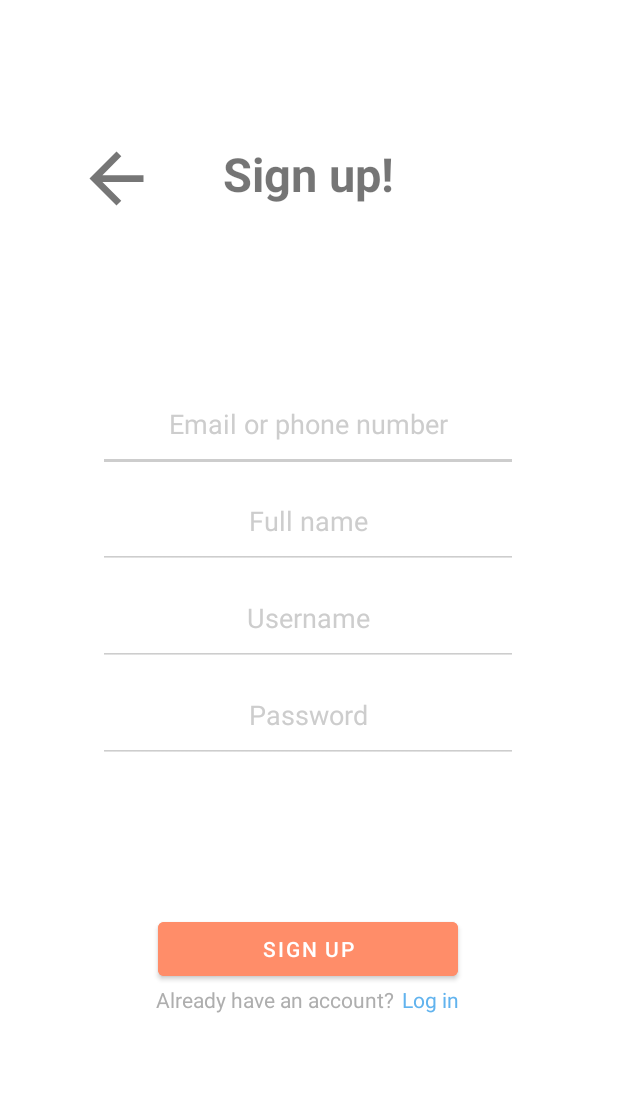
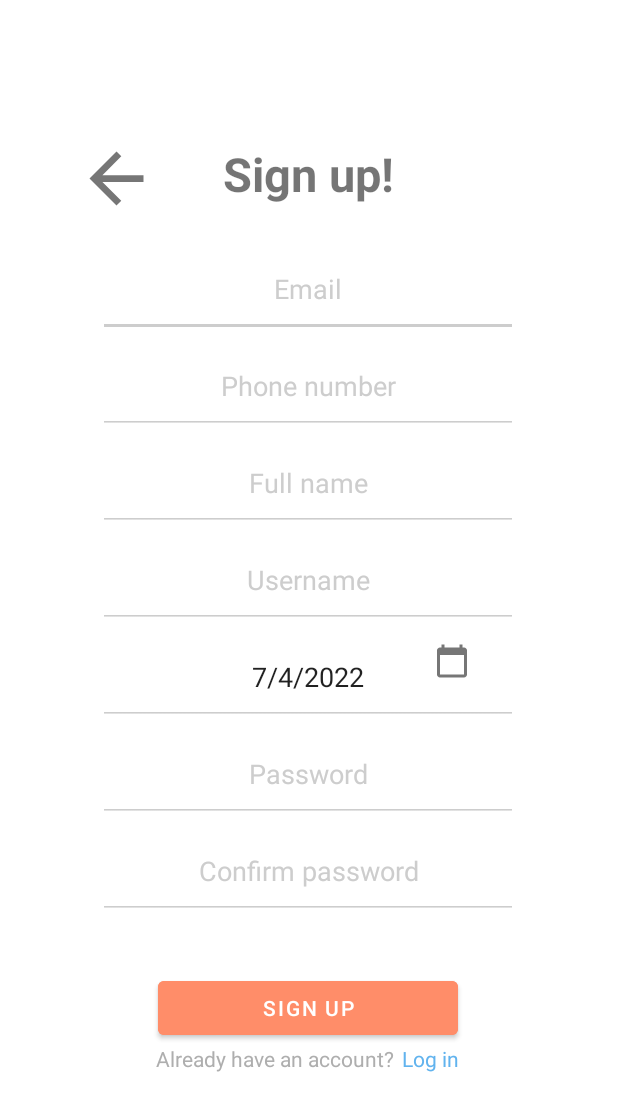
Before and after one commit to kevinDomingues/SecondHome, an Android app: the Register screen opened directly, with no data from a screen before it, on a phone screen of 412 x 824 dp. Shown: the top 1111 px of the screen. Run offline under Robolectric (Android 15) with nearby library versions, the phone set to English and light mode, and no system bars.

Commit message:
Network configuration, SignUp operational

```diff
--- a/app/src/main/AndroidManifest.xml
+++ b/app/src/main/AndroidManifest.xml
@@ -1,11 +1,13 @@
 <?xml version="1.0" encoding="utf-8"?>
 <manifest xmlns:android="http://schemas.android.com/apk/res/android"
     package="ipvc.estg.secondhome">
+    <uses-permission android:name="android.permission.INTERNET" />
 
     <application
         android:allowBackup="true"
         android:icon="@mipmap/ic_launcher"
         android:label="@string/app_name"
+        android:networkSecurityConfig="@xml/network_security_config"
         android:roundIcon="@mipmap/ic_launcher_round"
         android:supportsRtl="true"
         android:theme="@style/Theme.SecondHome">
--- a/app/src/main/java/ipvc/estg/secondhome/Login.kt
+++ b/app/src/main/java/ipvc/estg/secondhome/Login.kt
@@ -11,8 +11,8 @@ class Login : AppCompatActivity() {
         super.onCreate(savedInstanceState)
         setContentView(R.layout.activity_login)
 
-        var backButton = findViewById<ImageView>(R.id.backArrow)
-        var registerButton = findViewById<TextView>(R.id.registerBlue)
+        val backButton = findViewById<ImageView>(R.id.backArrow)
+        val registerButton = findViewById<TextView>(R.id.registerBlue)
 
         backButton.setOnClickListener{
             val intent = Intent(this, MainActivity::class.java)
--- a/app/src/main/java/ipvc/estg/secondhome/MainActivity.kt
+++ b/app/src/main/java/ipvc/estg/secondhome/MainActivity.kt
@@ -10,7 +10,7 @@ class MainActivity : AppCompatActivity() {
         super.onCreate(savedInstanceState)
         setContentView(R.layout.activity_main)
 
-        var startButton = findViewById<Button>(R.id.startButton)
+        val startButton = findViewById<Button>(R.id.startButton)
 
         startButton.setOnClickListener{
             val intent = Intent(this, Login::class.java)
--- a/app/src/main/java/ipvc/estg/secondhome/Register.kt
+++ b/app/src/main/java/ipvc/estg/secondhome/Register.kt
@@ -1,19 +1,42 @@
 package ipvc.estg.secondhome
 
+import android.app.DatePickerDialog
 import android.content.Intent
 import androidx.appcompat.app.AppCompatActivity
 import android.os.Bundle
-import android.widget.Button
-import android.widget.ImageView
-import android.widget.TextView
+import android.widget.*
+import ipvc.estg.secondhome.api.EndPoints
+import ipvc.estg.secondhome.api.ServiceBuilder
+import ipvc.estg.secondhome.models.DefaultResponse
+import retrofit2.Call
+import retrofit2.Callback
+import retrofit2.Response
+import java.text.SimpleDateFormat
+import java.util.*
 
 class Register : AppCompatActivity() {
     override fun onCreate(savedInstanceState: Bundle?) {
         super.onCreate(savedInstanceState)
         setContentView(R.layout.activity_register)
 
-        var backButton = findViewById<Button>(R.id.backArrowRegister)
-        var loginButton = findViewById<TextView>(R.id.loginBlue)
+        val backButton = findViewById<Button>(R.id.backArrowRegister)
+        val loginButton = findViewById<TextView>(R.id.loginBlue)
+        val birthDayText = findViewById<EditText>(R.id.birthdayDate)
+        val birthDayButton = findViewById<Button>(R.id.birthdayButton)
+        val signUpButton = findViewById<Button>(R.id.btnSignUp)
+
+        val editEmail = findViewById<EditText>(R.id.email_input)
+        val editPhoneNumber = findViewById<EditText>(R.id.tlm_input)
+        val editName = findViewById<EditText>(R.id.name_input)
+        val editUsername = findViewById<EditText>(R.id.user_input)
+        val editPassword = findViewById<EditText>(R.id.pass_input)
+        val editPassword2 = findViewById<EditText>(R.id.pass_input2)
+
+        val c = Calendar.getInstance()
+        val year = c.get(Calendar.YEAR)
+        val month = c.get(Calendar.MONTH)
+        val day = c.get(Calendar.DAY_OF_MONTH)
+        birthDayText.setText(""+day+"/"+month+"/"+year)
 
         backButton.setOnClickListener{
             val intent = Intent(this, Login::class.java)
@@ -24,5 +47,91 @@ class Register : AppCompatActivity() {
             val intent = Intent(this, Login::class.java)
             startActivity(intent)
         }
+
+        birthDayButton.setOnClickListener{
+            val dpd = DatePickerDialog(this, DatePickerDialog.OnDateSetListener {view, mYear, mMonth, mDay ->
+                birthDayText.setText(""+mDay+"/"+mMonth+"/"+mYear)
+            }, year, month, day)
+            dpd.show()
+        }
+
+        signUpButton.setOnClickListener {
+            val email = editEmail.text.toString().trim()
+            val phoneNumber = editPhoneNumber.text.toString().trim()
+            val name = editName.text.toString().trim()
+            val username = editUsername.text.toString().trim()
+            val birthdayDate = birthDayText.text.toString().trim()
+            val password = editPassword.text.toString().trim()
+            val password2 = editPassword2.text.toString().trim()
+
+            if(email.isEmpty()){
+                editEmail.error = getString(R.string.errorEmailEmpty)
+                editEmail.requestFocus()
+                return@setOnClickListener
+            }
+
+            if(phoneNumber.isEmpty()){
+                editPhoneNumber.error = getString(R.string.errorPhoneNumberEmpty)
+                editPhoneNumber.requestFocus()
+                return@setOnClickListener
+            }
+
+            if(name.isEmpty()){
+                editName.error = getString(R.string.errorFullNameEmpty)
+                editName.requestFocus()
+                return@setOnClickListener
+            }
+
+            if(username.isEmpty()){
+                editUsername.error = getString(R.string.errorUsernameEmpty)
+                editUsername.requestFocus()
+                return@setOnClickListener
+            }
+
+            if(password.isEmpty()){
+                editPassword.error = getString(R.string.errorPasswordsEmpty)
+                editPassword.requestFocus()
+                return@setOnClickListener
+            }
+
+            if(password2.isEmpty()){
+                editPassword2.error = getString(R.string.errorPasswordsEmpty)
+                editPassword2.requestFocus()
+                return@setOnClickListener
+            }
+
+            if(password != password2){
+                editPassword2.error = getString(R.string.errorPasswordsDoNotMatch)
+                editPassword.requestFocus()
+                return@setOnClickListener
+            }
+
+            handleSignUp(email, phoneNumber.toInt(), name, username, birthdayDate, password)
+        }
+    }
+
+    fun handleSignUp(email: String, phoneNumber: Int, name: String, username: String, birthDayDate: String, password: String){
+        val date = SimpleDateFormat("dd/MM/yyyy").parse(birthDayDate)
+
+        val request = ServiceBuilder.buildService(EndPoints::class.java)
+        val call = request.signUp(username, name, email, password, date, phoneNumber)
+
+        call.enqueue(object: Callback<DefaultResponse> {
+            override fun onResponse(
+                call: Call<DefaultResponse>,
+                response: Response<DefaultResponse>
+            ) {
+                if(response.isSuccessful){
+                    val c: DefaultResponse = response.body()!!
+                    Toast.makeText(this@Register, R.string.successfulSignUp, Toast.LENGTH_SHORT).show()
+                    val intent = Intent(this@Register, Login::class.java)
+                    startActivity(intent)
+                }
+            }
+
+            override fun onFailure(call: Call<DefaultResponse>, t: Throwable) {
+                Toast.makeText(this@Register, R.string.errorSignUp, Toast.LENGTH_SHORT).show()
+            }
+        })
     }
 }
--- /dev/null
+++ b/app/src/main/java/ipvc/estg/secondhome/api/EndPoints.kt
@@ -0,0 +1,22 @@
+package ipvc.estg.secondhome.api
+
+import ipvc.estg.secondhome.models.DefaultResponse
+import retrofit2.Call
+import retrofit2.http.Field
+import retrofit2.http.FormUrlEncoded
+import retrofit2.http.POST
+import java.util.*
+
+interface EndPoints {
+
+    @FormUrlEncoded
+    @POST("user/signUp")
+    fun signUp(
+        @Field("username") username:String,
+        @Field("name") name:String,
+        @Field("email") email:String,
+        @Field("password") password:String,
+        @Field("birthdayDate") birthdayDate: Date,
+        @Field("contact") contact:Int
+    ): Call<DefaultResponse>
+}
--- /dev/null
+++ b/app/src/main/java/ipvc/estg/secondhome/models/DefaultResponse.kt
@@ -0,0 +1,5 @@
+package ipvc.estg.secondhome.models
+
+data class DefaultResponse(
+    val message: String
+)
--- /dev/null
+++ b/app/src/main/res/drawable/ic_baseline_calendar_today_24.xml
@@ -0,0 +1,5 @@
+<vector android:alpha="0.8" android:height="24dp" android:tint="#545454"
+    android:viewportHeight="24" android:viewportWidth="24"
+    android:width="24dp" xmlns:android="http://schemas.android.com/apk/res/android">
+    <path android:fillColor="@android:color/white" android:pathData="M20,3h-1L19,1h-2v2L7,3L7,1L5,1v2L4,3c-1.1,0 -2,0.9 -2,2v16c0,1.1 0.9,2 2,2h16c1.1,0 2,-0.9 2,-2L22,5c0,-1.1 -0.9,-2 -2,-2zM20,21L4,21L4,8h16v13z"/>
+</vector>
--- a/app/src/main/res/layout/activity_register.xml
+++ b/app/src/main/res/layout/activity_register.xml
@@ -12,7 +12,7 @@
         android:layout_centerInParent="true">
 
         <RelativeLayout
-            android:id="@+id/topTitulo"
+            android:id="@+id/topTitle"
             android:layout_width="350dp"
             android:layout_height="wrap_content"
             android:layout_marginTop="30dp">
@@ -41,30 +41,42 @@
         <RelativeLayout
             android:layout_width="match_parent"
             android:layout_height="match_parent"
-            android:layout_below="@+id/topTitulo"
-            android:layout_marginTop="50dp">
+            android:layout_below="@+id/topTitle"
+            android:layout_marginTop="10dp">
 
             <RelativeLayout
                 android:layout_width="280dp"
                 android:layout_height="wrap_content"
                 android:layout_centerHorizontal="true"
-                android:layout_marginTop="60dp">
+                android:layout_marginTop="10dp">
 
                 <EditText
-                    android:id="@+id/email_tlm_input"
+                    android:id="@+id/email_input"
                     android:layout_width="match_parent"
                     android:layout_height="wrap_content"
-                    android:hint="@string/emailOrPhone"
+                    android:hint="Email"
                     android:padding="20dp"
                     android:textAlignment="center"
                     android:textColorHint="#CDCDCD"
                     android:backgroundTint="#CDCDCD"/>
 
                 <EditText
-                    android:id="@+id/nome_input"
+                    android:id="@+id/tlm_input"
                     android:layout_width="match_parent"
                     android:layout_height="wrap_content"
-                    android:layout_below="@+id/email_tlm_input"
+                    android:layout_below="@+id/email_input"
+                    android:inputType="number"
+                    android:hint="@string/contact"
+                    android:padding="20dp"
+                    android:textAlignment="center"
+                    android:textColorHint="#CDCDCD"
+                    android:backgroundTint="#CDCDCD"/>
+
+                <EditText
+                    android:id="@+id/name_input"
+                    android:layout_width="match_parent"
+                    android:layout_height="wrap_content"
+                    android:layout_below="@+id/tlm_input"
                     android:hint="@string/name"
                     android:padding="20dp"
                     android:textAlignment="center"
@@ -75,7 +87,7 @@
                     android:id="@+id/user_input"
                     android:layout_width="match_parent"
                     android:layout_height="wrap_content"
-                    android:layout_below="@id/nome_input"
+                    android:layout_below="@id/name_input"
                     android:hint="@string/user"
                     android:padding="20dp"
                     android:textAlignment="center"
@@ -83,19 +95,55 @@
                     android:backgroundTint="#CDCDCD" />
 
                 <EditText
+                    android:id="@+id/birthdayDate"
+                    android:layout_width="match_parent"
+                    android:layout_height="wrap_content"
+                    android:layout_below="@+id/user_input"
+                    android:layout_alignRight="@+id/birthdayButton"
+                    android:backgroundTint="#CDCDCD"
+                    android:hint="@string/birthdayDate"
+                    android:inputType="none"
+                    android:padding="20dp"
+                    android:textAlignment="center"
+                    android:textColorHint="#CDCDCD" />
+
+                    <Button
+                        android:id="@+id/birthdayButton"
+                        android:layout_width="wrap_content"
+                        android:layout_height="wrap_content"
+                        android:layout_alignParentRight="true"
+                        android:layout_below="@+id/user_input"
+                        android:drawableTop="@drawable/ic_baseline_calendar_today_24"
+                        android:background="@android:color/transparent" />
+
+
+                <EditText
                     android:id="@+id/pass_input"
                     android:layout_width="match_parent"
                     android:layout_height="wrap_content"
-                    android:layout_below="@id/user_input"
+                    android:layout_below="@id/birthdayDate"
+                    android:backgroundTint="#CDCDCD"
+                    android:inputType="textPassword"
                     android:hint="@string/password"
                     android:padding="20dp"
                     android:textAlignment="center"
-                    android:textColorHint="#CDCDCD"
-                    android:backgroundTint="#CDCDCD" />
+                    android:textColorHint="#CDCDCD" />
+
+                <EditText
+                    android:id="@+id/pass_input2"
+                    android:layout_width="match_parent"
+                    android:layout_height="wrap_content"
+                    android:layout_below="@id/pass_input"
+                    android:backgroundTint="#CDCDCD"
+                    android:inputType="textPassword"
+                    android:hint="@string/password2"
+                    android:padding="20dp"
+                    android:textAlignment="center"
+                    android:textColorHint="#CDCDCD" />
 
 
                 <Button
-                    android:id="@+id/btnRegisto"
+                    android:id="@+id/btnSignUp"
                     android:layout_width="200dp"
                     android:layout_height="wrap_content"
                     android:layout_below="@+id/pass_input"
@@ -108,7 +156,7 @@
                 <LinearLayout
                     android:layout_width="wrap_content"
                     android:layout_height="wrap_content"
-                    android:layout_below="@id/btnRegisto"
+                    android:layout_below="@id/btnSignUp"
                     android:layout_centerHorizontal="true">
 
                     <TextView
--- a/app/src/main/res/values/strings.xml
+++ b/app/src/main/res/values/strings.xml
@@ -8,9 +8,19 @@
     <string name="password">Password</string>
     <string name="user">Username</string>
     <string name="name">Full name</string>
-    <string name="emailOrPhone">Email or phone number</string>
+    <string name="contact">Phone number</string>
     <string name="register">Sign up</string>
     <string name="start">Start</string>
     <string name="noAccountQuestion">No account?</string>
     <string name="alreadyRegisteredQuestion">Already have an account?</string>
+    <string name="password2">Confirm password</string>
+    <string name="birthdayDate">Birthday Date</string>
+    <string name="errorEmailEmpty">Email required</string>
+    <string name="errorPhoneNumberEmpty">Phone number required</string>
+    <string name="errorFullNameEmpty">Name required</string>
+    <string name="errorUsernameEmpty">Username required</string>
+    <string name="errorPasswordsEmpty">Password is empty</string>
+    <string name="errorPasswordsDoNotMatch">Passwords don\'t match</string>
+    <string name="errorSignUp">There was an error, please try again</string>
+    <string name="successfulSignUp">Account Created, you can login now</string>
 </resources>
--- /dev/null
+++ b/app/src/main/res/xml/network_security_config.xml
@@ -0,0 +1,6 @@
+<?xml version="1.0" encoding="utf-8"?>
+<network-security-config>
+    <domain-config cleartextTrafficPermitted="true">
+        <domain includeSubdomains="true">192.168.56.1</domain>
+    </domain-config>
+</network-security-config>
```
Also changed, not shown: app/build.gradle (+7 -0 lines), app/src/main/java/ipvc/estg/secondhome/api/ServiceBuilder.kt (added, +18 -0 lines), app/src/main/java/ipvc/estg/secondhome/models/User.kt (added, +13 -0 lines), 2 other files.
